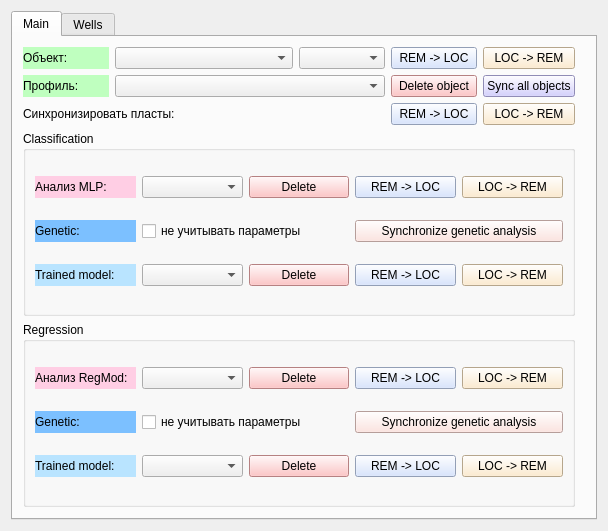
First picture: the form in qt/rem_db_window.ui, repository idergunoff/geovel_1.0, before the edit.
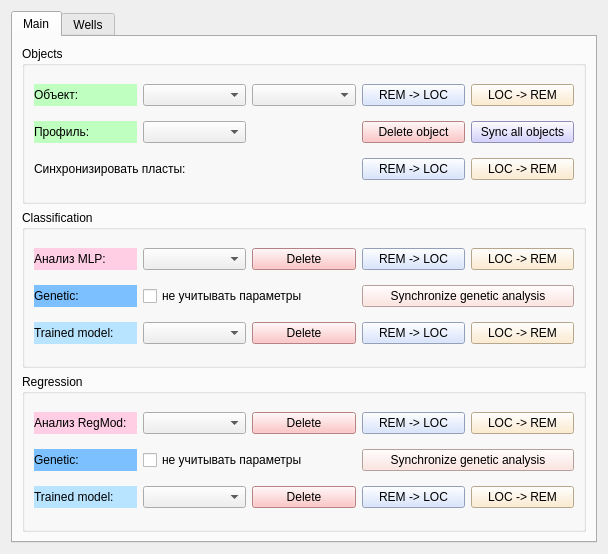
Second picture: the form after the edit.

Commit message: form remote db

```diff
--- a/qt/rem_db_window.ui
+++ b/qt/rem_db_window.ui
@@ -7,7 +7,7 @@
     <x>0</x>
     <y>0</y>
     <width>608</width>
-    <height>531</height>
+    <height>554</height>
    </rect>
   </property>
   <property name="windowTitle">
@@ -23,29 +23,13 @@
       <attribute name="title">
        <string>Main</string>
       </attribute>
-      <widget class="QWidget" name="layoutWidget">
-       <property name="geometry">
-        <rect>
-         <x>10</x>
-         <y>10</y>
-         <width>552</width>
-         <height>460</height>
-        </rect>
+      <layout class="QGridLayout" name="gridLayout_8">
+       <item row="0" column="0">
+        <widget class="QGroupBox" name="groupBox_3">
+         <property name="title">
+          <string>Objects</string>
        </property>
        <layout class="QGridLayout" name="gridLayout">
-        <item row="5" column="5">
-         <widget class="QPushButton" name="pushButton_unload_formations">
-          <property name="toolTip">
-           <string>Выгрузить пласты с локальной БД на удаленную</string>
-          </property>
-          <property name="styleSheet">
-           <string notr="true">background-color: rgb(255, 233, 196);</string>
-          </property>
-          <property name="text">
-           <string>LOC -&gt; REM</string>
-          </property>
-         </widget>
-        </item>
         <item row="0" column="0">
          <widget class="QLabel" name="label_4">
           <property name="styleSheet">
@@ -56,20 +40,27 @@
           </property>
          </widget>
         </item>
-        <item row="5" column="4">
-         <widget class="QPushButton" name="pushButton_load_formations">
+          <item row="0" column="1">
+           <widget class="QComboBox" name="comboBox_object_rem">
+            <property name="sizePolicy">
+             <sizepolicy hsizetype="Preferred" vsizetype="Fixed">
+              <horstretch>0</horstretch>
+              <verstretch>0</verstretch>
+             </sizepolicy>
+            </property>
           <property name="toolTip">
-           <string>Загрузить пласты с удаленной БД на локальную</string>
-          </property>
-          <property name="styleSheet">
-           <string notr="true">background-color: rgb(206, 222, 255);</string>
-          </property>
-          <property name="text">
-           <string>REM -&gt; LOC</string>
-          </property>
-         </widget>
-        </item>
-        <item row="0" column="4">
+             <string/>
+            </property>
+           </widget>
+          </item>
+          <item row="0" column="2">
+           <widget class="QComboBox" name="comboBox_research_rem">
+            <property name="toolTip">
+             <string>Дата исследования</string>
+            </property>
+           </widget>
+          </item>
+          <item row="0" column="3">
          <widget class="QPushButton" name="pushButton_load_obj_rem">
           <property name="toolTip">
            <string>Загрузить объект с удаленной БД на локальную</string>
@@ -82,7 +73,40 @@
           </property>
          </widget>
         </item>
-        <item row="1" column="4">
+          <item row="0" column="4">
+           <widget class="QPushButton" name="pushButton_unload_obj_rem">
+            <property name="toolTip">
+             <string>Выгрузить объект с локальной БД на удаленную</string>
+            </property>
+            <property name="styleSheet">
+             <string notr="true">background-color: rgb(255, 233, 196);</string>
+            </property>
+            <property name="text">
+             <string>LOC -&gt; REM</string>
+            </property>
+           </widget>
+          </item>
+          <item row="1" column="0">
+           <widget class="QLabel" name="label_5">
+            <property name="styleSheet">
+             <string notr="true">background-color: rgb(191, 255, 191);</string>
+            </property>
+            <property name="text">
+             <string>Профиль:</string>
+            </property>
+           </widget>
+          </item>
+          <item row="1" column="1">
+           <widget class="QComboBox" name="comboBox_profile_rem">
+            <property name="sizePolicy">
+             <sizepolicy hsizetype="Preferred" vsizetype="Fixed">
+              <horstretch>0</horstretch>
+              <verstretch>0</verstretch>
+             </sizepolicy>
+            </property>
+           </widget>
+          </item>
+          <item row="1" column="3">
          <widget class="QPushButton" name="pushButton_delete_obj_rem">
           <property name="toolTip">
            <string>Удалить объект в удаленной БД</string>
@@ -95,7 +119,59 @@
           </property>
          </widget>
         </item>
-        <item row="6" column="0" colspan="6">
+          <item row="1" column="4">
+           <widget class="QPushButton" name="pushButton_sync_objects">
+            <property name="toolTip">
+             <string>Синхронизировать все объекты вместе с исследованиями и профилями</string>
+            </property>
+            <property name="styleSheet">
+             <string notr="true">background-color: rgb(201, 196, 255);</string>
+            </property>
+            <property name="text">
+             <string>Sync all objects</string>
+            </property>
+           </widget>
+          </item>
+          <item row="2" column="0" colspan="2">
+           <widget class="QLabel" name="label_2">
+            <property name="styleSheet">
+             <string notr="true"/>
+            </property>
+            <property name="text">
+             <string>Синхронизировать пласты:</string>
+            </property>
+           </widget>
+          </item>
+          <item row="2" column="3">
+           <widget class="QPushButton" name="pushButton_load_formations">
+            <property name="toolTip">
+             <string>Загрузить пласты с удаленной БД на локальную</string>
+            </property>
+            <property name="styleSheet">
+             <string notr="true">background-color: rgb(206, 222, 255);</string>
+            </property>
+            <property name="text">
+             <string>REM -&gt; LOC</string>
+            </property>
+           </widget>
+          </item>
+          <item row="2" column="4">
+           <widget class="QPushButton" name="pushButton_unload_formations">
+            <property name="toolTip">
+             <string>Выгрузить пласты с локальной БД на удаленную</string>
+            </property>
+            <property name="styleSheet">
+             <string notr="true">background-color: rgb(255, 233, 196);</string>
+            </property>
+            <property name="text">
+             <string>LOC -&gt; REM</string>
+            </property>
+           </widget>
+          </item>
+         </layout>
+        </widget>
+       </item>
+       <item row="1" column="0">
          <widget class="QGroupBox" name="groupBox">
           <property name="title">
            <string>Classification</string>
@@ -229,43 +305,7 @@
           </layout>
          </widget>
         </item>
-        <item row="1" column="5">
-         <widget class="QPushButton" name="pushButton_sync_objects">
-          <property name="toolTip">
-           <string>Синхронизировать все объекты вместе с исследованиями и профилями</string>
-          </property>
-          <property name="styleSheet">
-           <string notr="true">background-color: rgb(201, 196, 255);</string>
-          </property>
-          <property name="text">
-           <string>Sync all objects</string>
-          </property>
-         </widget>
-        </item>
-        <item row="0" column="5">
-         <widget class="QPushButton" name="pushButton_unload_obj_rem">
-          <property name="toolTip">
-           <string>Выгрузить объект с локальной БД на удаленную</string>
-          </property>
-          <property name="styleSheet">
-           <string notr="true">background-color: rgb(255, 233, 196);</string>
-          </property>
-          <property name="text">
-           <string>LOC -&gt; REM</string>
-          </property>
-         </widget>
-        </item>
-        <item row="1" column="0">
-         <widget class="QLabel" name="label_5">
-          <property name="styleSheet">
-           <string notr="true">background-color: rgb(191, 255, 191);</string>
-          </property>
-          <property name="text">
-           <string>Профиль:</string>
-          </property>
-         </widget>
-        </item>
-        <item row="7" column="0" colspan="6">
+       <item row="2" column="0">
          <widget class="QGroupBox" name="groupBox_2">
           <property name="title">
            <string>Regression</string>
@@ -399,48 +439,7 @@
           </layout>
          </widget>
         </item>
-        <item row="1" column="1" colspan="3">
-         <widget class="QComboBox" name="comboBox_profile_rem">
-          <property name="sizePolicy">
-           <sizepolicy hsizetype="Preferred" vsizetype="Fixed">
-            <horstretch>0</horstretch>
-            <verstretch>0</verstretch>
-           </sizepolicy>
-          </property>
-         </widget>
-        </item>
-        <item row="5" column="0" colspan="4">
-         <widget class="QLabel" name="label_2">
-          <property name="styleSheet">
-           <string notr="true"/>
-          </property>
-          <property name="text">
-           <string>Синхронизировать пласты:</string>
-          </property>
-         </widget>
-        </item>
-        <item row="0" column="3">
-         <widget class="QComboBox" name="comboBox_research_rem">
-          <property name="toolTip">
-           <string>Дата исследования</string>
-          </property>
-         </widget>
-        </item>
-        <item row="0" column="1" colspan="2">
-         <widget class="QComboBox" name="comboBox_object_rem">
-          <property name="sizePolicy">
-           <sizepolicy hsizetype="Preferred" vsizetype="Fixed">
-            <horstretch>0</horstretch>
-            <verstretch>0</verstretch>
-           </sizepolicy>
-          </property>
-          <property name="toolTip">
-           <string/>
-          </property>
-         </widget>
-        </item>
-       </layout>
-      </widget>
+      </layout>
      </widget>
      <widget class="QWidget" name="tab_2">
       <attribute name="title">
```
Lines whose indentation alone changed are shown as unchanged. The commit also changes 1 other file.
